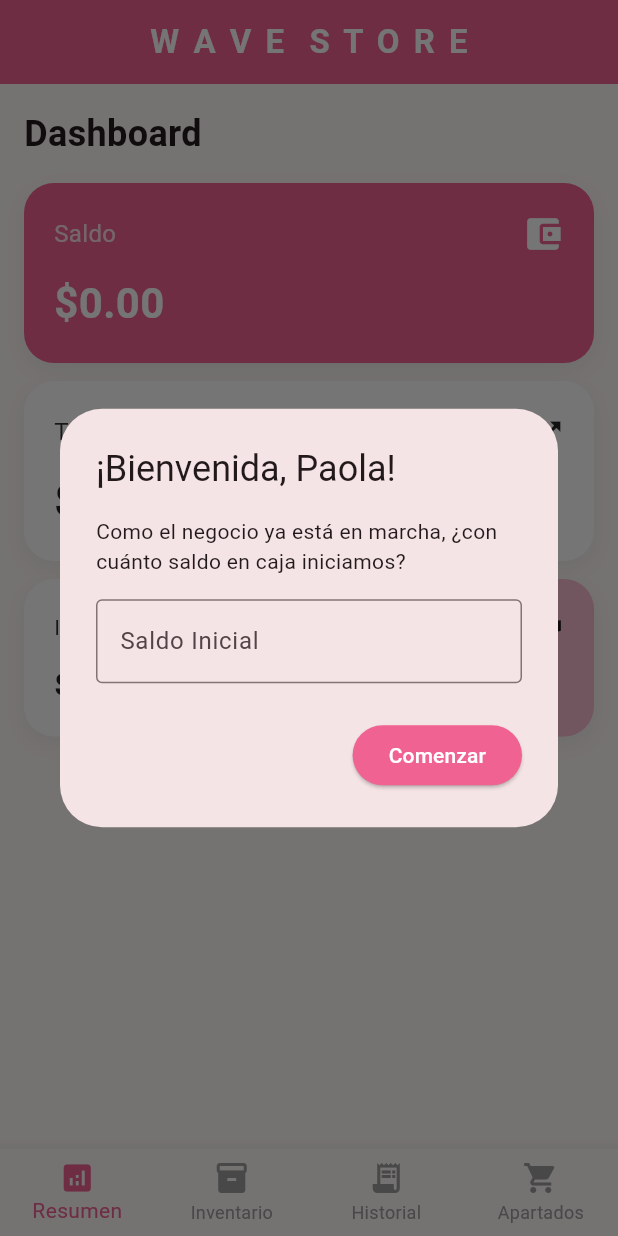
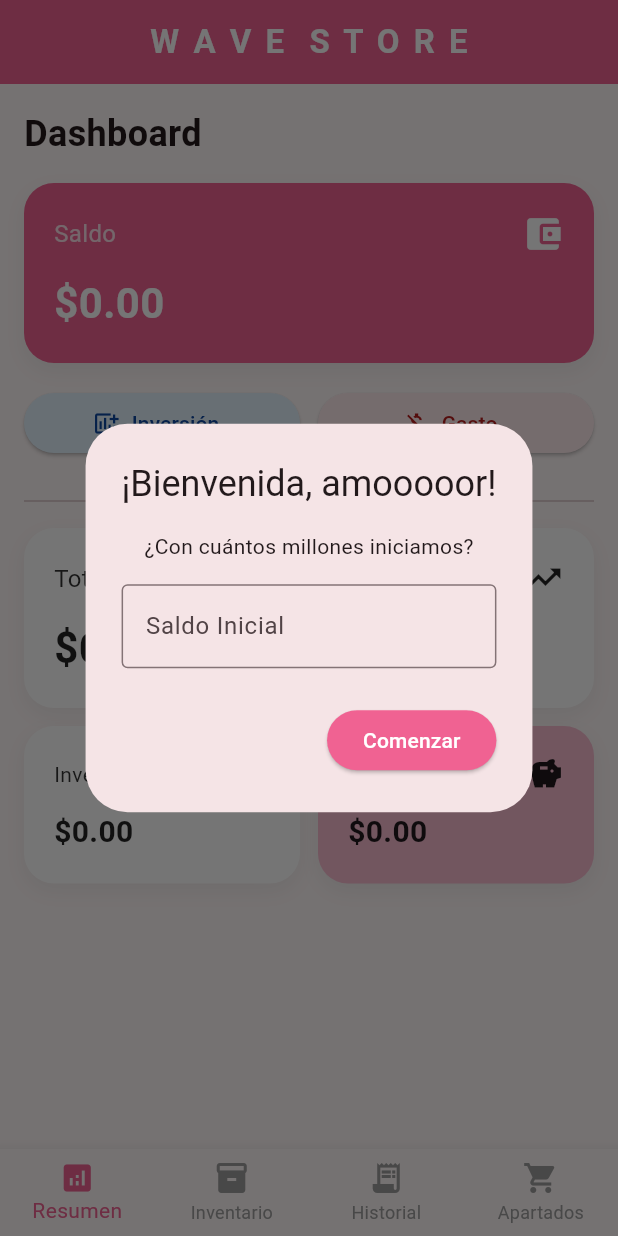
Before and after one commit to sunadyp/wavestore_app, a Flutter app: the screen it shows after launch, on a phone screen of 412 x 824 dp. Run offline on Flutter 3.47's test engine with Material 3 defaults, Android fonts, the phone set to English and light mode, and no system bars; our stand-ins replace fl_chart, pdf, printing, shared_preferences.

Commit message:
Botones inversión y gastos funcionales. Saldo ya baja

```diff
--- a/lib/main.dart
+++ b/lib/main.dart
@@ -93,11 +93,11 @@ class _NavegacionPrincipalState extends State<NavegacionPrincipal> {
         return WillPopScope(
           onWillPop: () async => false, // Evita que usen el botón de retroceso de Android
           child: AlertDialog(
-            title: const Text('¡Bienvenida, Paola!'),
+            title: const Text('¡Bienvenida, amooooor!'),
             content: Column(
               mainAxisSize: MainAxisSize.min,
               children: [
-                const Text('Como el negocio ya está en marcha, ¿con cuánto saldo en caja iniciamos?'),
+                const Text('¿Con cuántos millones iniciamos?'),
                 const SizedBox(height: 15),
                 TextField(
                   controller: _saldoController,
--- a/lib/ui/screens/dashboard_screen.dart
+++ b/lib/ui/screens/dashboard_screen.dart
@@ -5,6 +5,50 @@ import '../widgets/tarjeta_financiera.dart';
 
 class DashboardScreen extends StatelessWidget {
   const DashboardScreen({super.key});
+
+  // Diálogo genérico para Entrada/Salida de dinero[cite: 1]
+  void _mostrarDialogoDinero(BuildContext context, {required bool esInversion}) {
+    final controllerMonto = TextEditingController();
+    final controllerDesc = TextEditingController(); // Descripción opcional[cite: 1]
+
+    showDialog(
+      context: context,
+      builder: (ctx) => AlertDialog(
+        title: Text(esInversion ? 'Añadir Inversión' : 'Registrar Gasto'),
+        content: Column(
+          mainAxisSize: MainAxisSize.min,
+          children: [
+            TextField(
+              controller: controllerDesc,
+              decoration: const InputDecoration(labelText: 'Descripción (opcional)'),
+            ),
+            TextField(
+              controller: controllerMonto,
+              keyboardType: TextInputType.number,
+              decoration: const InputDecoration(labelText: 'Monto \$'),
+            ),
+          ],
+        ),
+        actions: [
+          TextButton(onPressed: () => Navigator.pop(ctx), child: const Text('Cancelar')),
+          ElevatedButton(
+            onPressed: () {
+              final monto = double.tryParse(controllerMonto.text) ?? 0.0;
+              if (monto > 0) {
+                if (esInversion) {
+                  context.read<InventarioProvider>().registrarInversion(monto);
+                } else {
+                  context.read<InventarioProvider>().registrarGasto(monto);
+                }
+                Navigator.pop(ctx);
+              }
+            },
+            child: const Text('Confirmar'),
+          ),
+        ],
+      ),
+    );
+  }
 
   @override
   Widget build(BuildContext context) {
@@ -16,26 +60,71 @@ class DashboardScreen extends StatelessWidget {
       children: [
         const Text('Dashboard', style: TextStyle(fontSize: 24, fontWeight: FontWeight.bold)),
         const SizedBox(height: 16),
+
+        // Tarjeta de Saldo Principal[cite: 1]
         TarjetaFinanciera(
-          titulo: 'Saldo', valor: '\$${provider.dineroEnCaja.toStringAsFixed(2)}',
-          icono: Icons.account_balance_wallet, colorFondo: tema.primary, colorTexto: Colors.white,
+          titulo: 'Saldo',
+          valor: '\$${provider.dineroEnCaja.toStringAsFixed(2)}',
+          icono: Icons.account_balance_wallet,
+          colorFondo: tema.primary,
+          colorTexto: Colors.white,
         ),
-        const SizedBox(height: 12),
+
+        const SizedBox(height: 16),
+
+        // BOTONES DE ACCIÓN RÁPIDA[cite: 1]
+        Row(
+          children: [
+            Expanded(
+              child: ElevatedButton.icon(
+                onPressed: () => _mostrarDialogoDinero(context, esInversion: true),
+                icon: const Icon(Icons.add_chart),
+                label: const Text('Inversión'),
+                style: ElevatedButton.styleFrom(backgroundColor: Colors.blue.shade50, foregroundColor: Colors.blue.shade900),
+              ),
+            ),
+            const SizedBox(width: 12),
+            Expanded(
+              child: ElevatedButton.icon(
+                onPressed: () => _mostrarDialogoDinero(context, esInversion: false),
+                icon: const Icon(Icons.money_off),
+                label: const Text('Gasto'),
+                style: ElevatedButton.styleFrom(backgroundColor: Colors.red.shade50, foregroundColor: Colors.red.shade900),
+              ),
+            ),
+          ],
+        ),
+
+        const SizedBox(height: 20),
+        const Divider(),
+        const SizedBox(height: 10),
+
         TarjetaFinanciera(
-          titulo: 'Total de Venta', valor: '\$${provider.dineroPosible.toStringAsFixed(2)}',
-          icono: Icons.trending_up, colorFondo: Colors.white, colorTexto: Colors.black87,
+          titulo: 'Total de Venta (Inventario)',
+          valor: '\$${provider.dineroPosible.toStringAsFixed(2)}',
+          icono: Icons.trending_up,
+          colorFondo: Colors.white,
+          colorTexto: Colors.black87,
         ),
         const SizedBox(height: 12),
         Row(
           children: [
             Expanded(child: TarjetaFinanciera(
-              titulo: 'Invertido', valor: '\$${provider.capitalInvertido.toStringAsFixed(2)}',
-              icono: Icons.inventory, colorFondo: Colors.white, colorTexto: Colors.black87, esPequena: true,
+              titulo: 'Invertido',
+              valor: '\$${provider.capitalInvertido.toStringAsFixed(2)}',
+              icono: Icons.inventory,
+              colorFondo: Colors.white,
+              colorTexto: Colors.black87,
+              esPequena: true,
             )),
             const SizedBox(width: 12),
             Expanded(child: TarjetaFinanciera(
-              titulo: 'Utilidad', valor: '\$${provider.gananciaPotencial.toStringAsFixed(2)}',
-              icono: Icons.savings, colorFondo: tema.secondary, colorTexto: Colors.black87, esPequena: true,
+              titulo: 'Utilidad Potencial',
+              valor: '\$${provider.gananciaPotencial.toStringAsFixed(2)}',
+              icono: Icons.savings,
+              colorFondo: tema.secondary,
+              colorTexto: Colors.black87,
+              esPequena: true,
             )),
           ],
         ),
```
Also changed, not shown: lib/providers/inventario_provider.dart (+21 -1 lines), lib/services/pdf_service.dart (+103 -38 lines), pubspec.yaml (+9 -2 lines), assets/logo.jpg (added), assets/yo.png (added), pubspec.lock, 29 other files.
